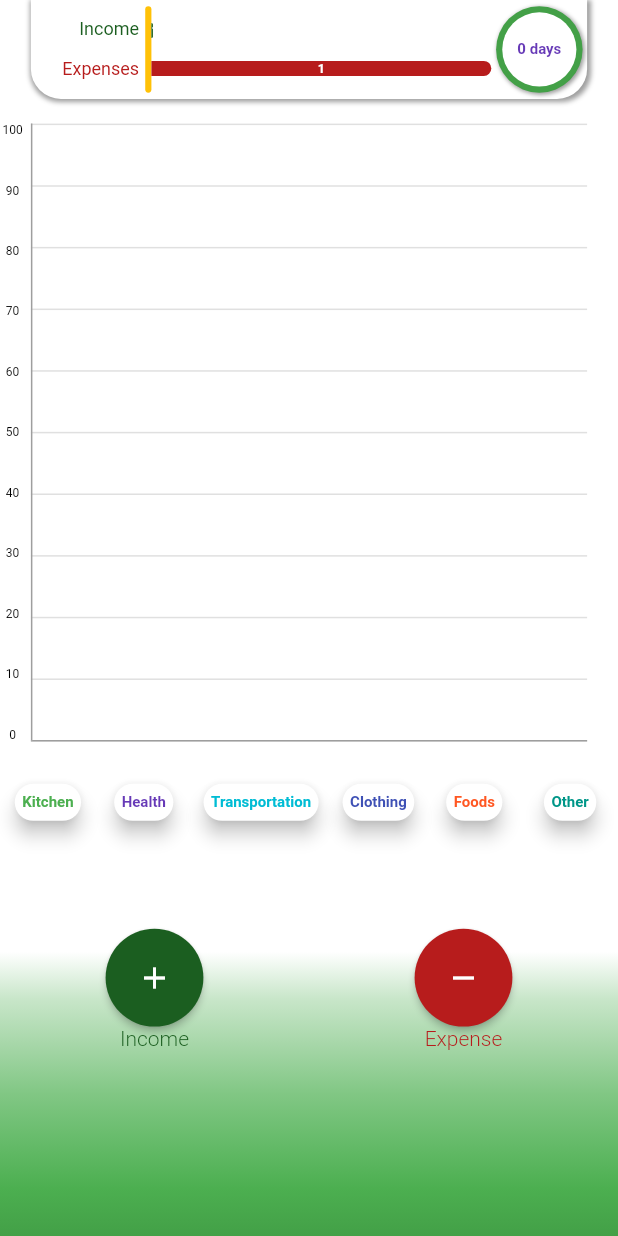
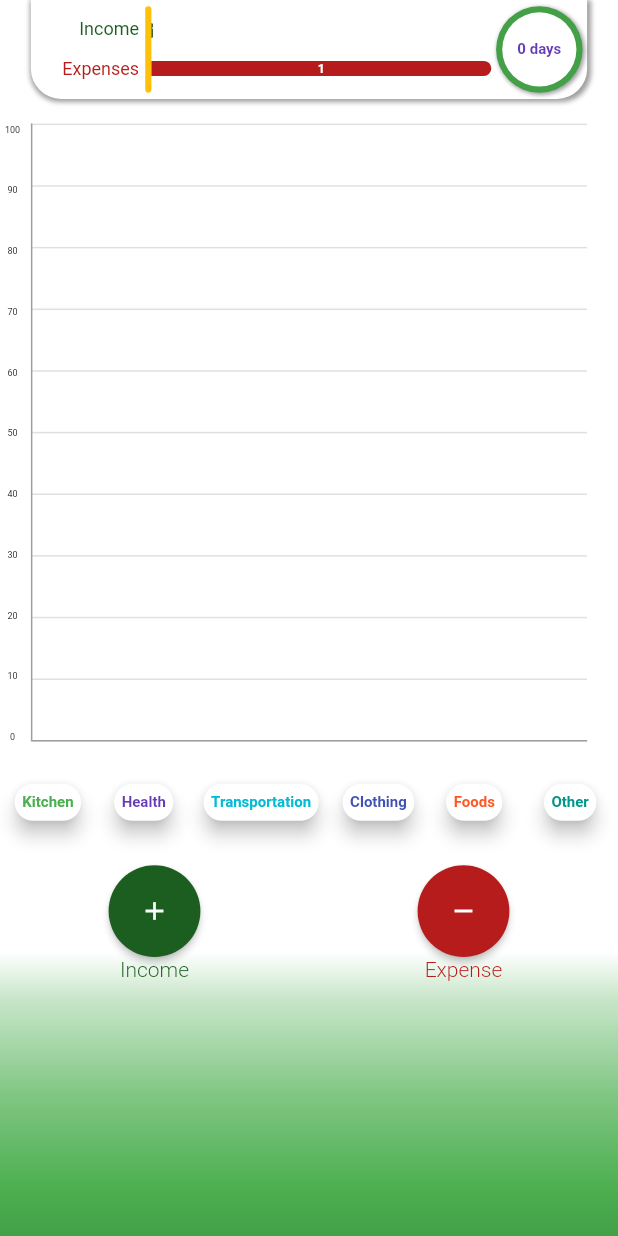
Before and after one commit to sharmashashi/myexpenses, a Flutter app: the screen it shows after launch, on a phone screen of 412 x 824 dp. Run offline on Flutter 3.47's test engine with Material 2 defaults, Android fonts, the phone set to English and light mode, and no system bars; our stand-ins replace shared_preferences.

Commit message:
minor bug fixed

```diff
--- a/lib/src/chart/charts.dart
+++ b/lib/src/chart/charts.dart
@@ -177,7 +177,7 @@ class _ChartsState extends State<Charts> {
         alignment: Alignment.center,
         width: percent(regionWidth, 4.5),
         child: Text(percentage,
-            style: TextStyle(color: Colors.black, fontSize: 8)));
+            style: TextStyle(color: Colors.black, fontSize: 6)));
   }
 }
 
@@ -244,6 +244,8 @@ class ChartItemText extends StatelessWidget {
   Widget build(BuildContext context) {
     return Container(
         width: MediaQuery.of(context).size.width,
+        //  height: percent(MediaQuery.of(context).size.height,8),
+
         alignment: Alignment.center,
         child: Row(
           mainAxisAlignment: MainAxisAlignment.spaceAround,
@@ -262,7 +264,7 @@ class ChartItemText extends StatelessWidget {
   Widget createChartItemText(
       String itemName, Color color, BuildContext context) {
     return Padding(
-      padding: const EdgeInsets.symmetric(horizontal: 1.0),
+      padding:  EdgeInsets.symmetric(horizontal: 0.1),
 
       ///custom button to navigate to category details
 
@@ -270,9 +272,9 @@ class ChartItemText extends StatelessWidget {
         shape: RoundedRectangleBorder(borderRadius: BorderRadius.circular(500)),
         elevation: 5,
         color: Colors.white,
-        height: percent(MediaQuery.of(context).size.height, 3),
+         height: percent(MediaQuery.of(context).size.height, 3),
         padding: EdgeInsets.all(5),
-        minWidth: percent(MediaQuery.of(context).size.height, 4),
+        minWidth: percent(MediaQuery.of(context).size.height, 3),
         onPressed: () => Navigator.of(context).push(
             CupertinoPageRoute(builder: (BuildContext context) => CategoryRouter(categoryKey:itemName,color: color,))),
         child: Text(
--- a/lib/src/custom_widgets/custom_widgets.dart
+++ b/lib/src/custom_widgets/custom_widgets.dart
@@ -137,13 +137,14 @@ Widget selectIncomeExpenseButton(
     double fullHeight,
     Function onPressed}) {
   return MaterialButton(
-    padding: EdgeInsets.all(percent(fullWidth, 5)),
+    padding: EdgeInsets.all(percent(fullHeight, 2.5)),
     highlightColor: Colors.black12,
     animationDuration: Duration(microseconds: 500),
     shape: CircleBorder(),
     child: Icon(
       iconData,
       color: Colors.white,
+      size: 20,
     ),
     color: type == 'income' ? incomeBarColor : expenseBarColor,
     onPressed: onPressed,
--- a/lib/src/home/home.dart
+++ b/lib/src/home/home.dart
@@ -93,7 +93,7 @@ class _HomeState extends State<Home> {
 
               ///for input expense button
               Positioned(
-                  bottom: percent(_fullHeight, 15),
+                  top: percent(_fullHeight, 70),
                   child: Container(
                       width: percent(_fullWidth, 100),
                       child: _incomeExpenseBody)),
@@ -102,7 +102,7 @@ class _HomeState extends State<Home> {
               Positioned(
                 left: percent(_fullWidth, 15),
                 right: percent(_fullWidth, 0),
-                bottom: percent(_fullHeight, 5),
+                bottom: percent(_fullHeight, 2.8),
                 child: textFieldButton,
               )
             ],
--- a/lib/src/home/select_category.dart
+++ b/lib/src/home/select_category.dart
@@ -82,7 +82,7 @@ class _SelectCategoryState extends State<SelectCategory> {
           Text(
             categoryName,
             style: TextStyle(
-                color: primaryColor, fontWeight: FontWeight.w300, fontSize: 18),
+                color: primaryColor, fontWeight: FontWeight.w300, fontSize: 15),
           ),
         ],
       ),
```
